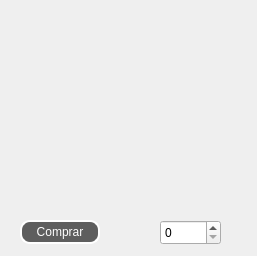
Eduardo-Guerra-Alvarez/Amazone, file mainwidget.ui: the form before one commit.
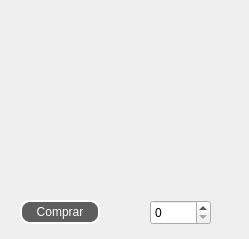
The form after the commit.

Diff of the .ui file:
```diff
--- a/mainwidget.ui
+++ b/mainwidget.ui
@@ -6,8 +6,8 @@
    <rect>
     <x>0</x>
     <y>0</y>
-    <width>257</width>
-    <height>256</height>
+    <width>249</width>
+    <height>239</height>
    </rect>
   </property>
   <property name="windowTitle">
@@ -22,12 +22,12 @@
      <x>140</x>
      <y>20</y>
      <width>101</width>
-     <height>111</height>
+     <height>131</height>
     </rect>
    </property>
    <property name="font">
     <font>
-     <pointsize>9</pointsize>
+     <pointsize>10</pointsize>
     </font>
    </property>
    <property name="styleSheet">
@@ -73,7 +73,7 @@
    <property name="geometry">
     <rect>
      <x>150</x>
-     <y>150</y>
+     <y>160</y>
      <width>51</width>
      <height>21</height>
     </rect>
@@ -99,7 +99,7 @@
    <property name="geometry">
     <rect>
      <x>20</x>
-     <y>220</y>
+     <y>200</y>
      <width>80</width>
      <height>24</height>
     </rect>
@@ -123,8 +123,8 @@
   <widget class="QSpinBox" name="spinBox">
    <property name="geometry">
     <rect>
-     <x>160</x>
-     <y>220</y>
+     <x>150</x>
+     <y>200</y>
      <width>61</width>
      <height>25</height>
     </rect>
```
